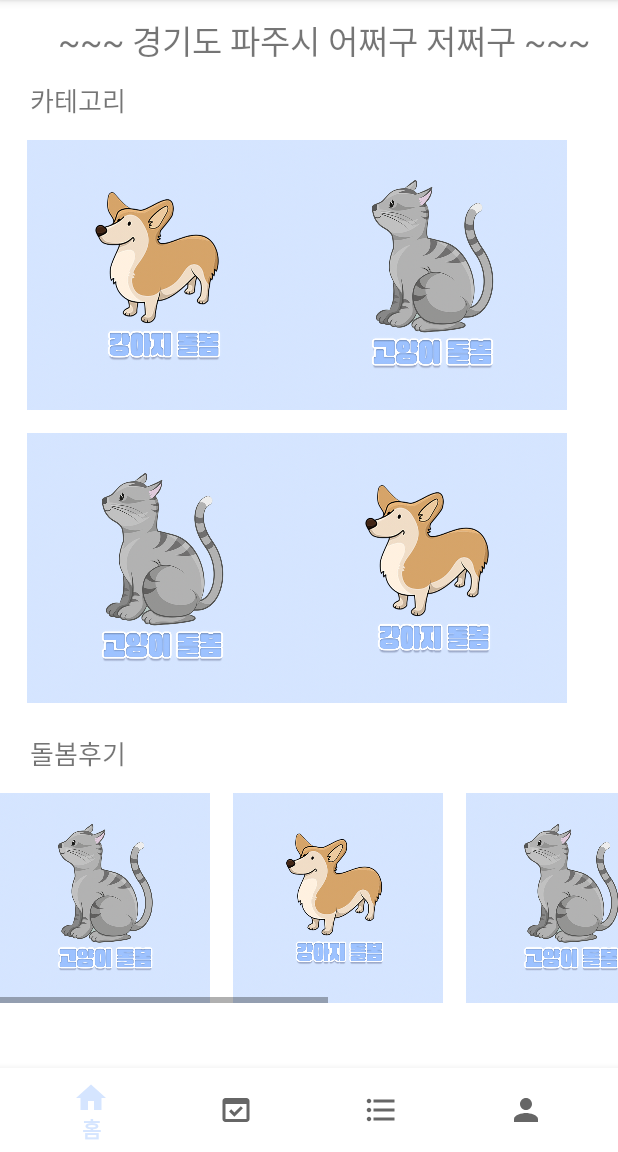
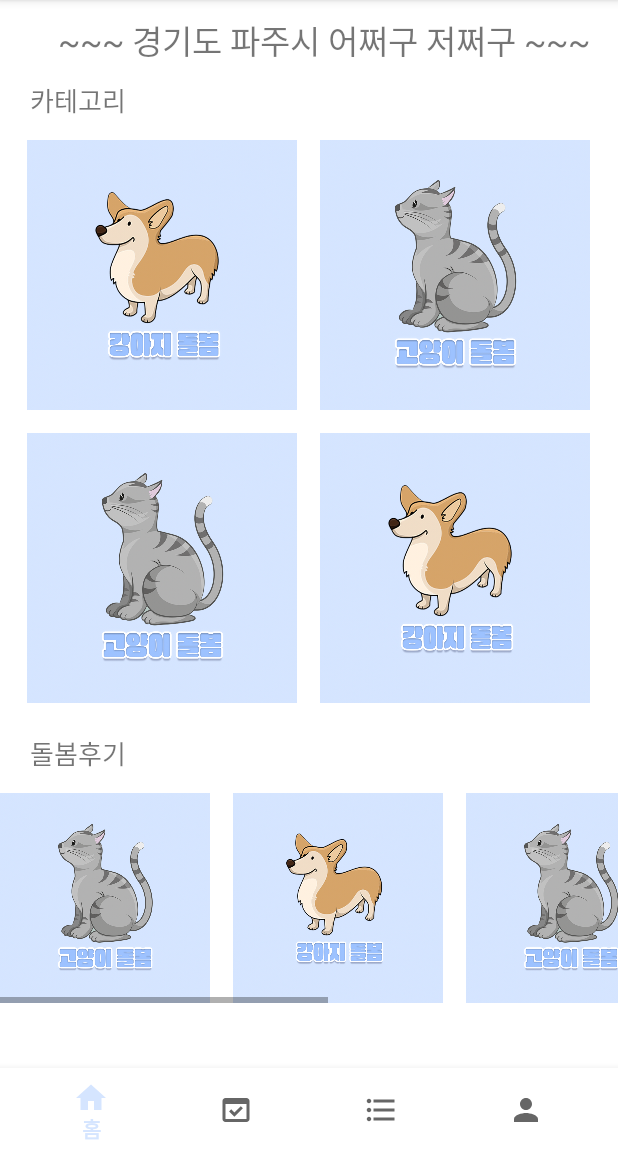
Before and after one commit to ehtjsv2/FitaPetService_Client_Personal_Version, an Android app: the fragment HomeFragment placed in its activity, on a phone screen of 412 x 824 dp, the part 84-1236 px from its top. Run offline under Robolectric (Android 15) with nearby library versions, the phone set to English and light mode, and no system bars.

Commit message:
homeFragment margin fix

```diff
--- a/app/src/main/java/com/example/fitapet/PetsitterList/DogServiceFragment.kt
+++ b/app/src/main/java/com/example/fitapet/PetsitterList/DogServiceFragment.kt
@@ -5,16 +5,19 @@ import androidx.fragment.app.Fragment
 import android.view.LayoutInflater
 import android.view.View
 import android.view.ViewGroup
+import androidx.recyclerview.widget.LinearLayoutManager
 import com.example.fitapet.R
 import com.example.fitapet.databinding.FragmentDogServiceBinding
 
 class DogServiceFragment : Fragment() {
     private lateinit var binding: FragmentDogServiceBinding
-    //private val petsitterAdapter = PetsitterAdapter()
+//    private val petsitterAdapter = PetsitterAdapter()
 
     override fun onViewCreated(view: View, savedInstanceState: Bundle?) {
         super.onViewCreated(view, savedInstanceState)
         val fragmentHomeBidning = FragmentDogServiceBinding.bind(view)
         binding = fragmentHomeBidning
+//        binding.itemRecyclerView.layoutManager = LinearLayoutManager(context)
+//        binding.itemRecyclerView.adapter = PetsitterAdapter
     }
 }
--- a/app/src/main/res/layout/dog_service_list.xml
+++ b/app/src/main/res/layout/dog_service_list.xml
@@ -80,7 +80,7 @@
         android:layout_height="wrap_content"
         android:fontFamily="monospace"
         android:lines="2"
-        android:text="helloword"
+        android:text="펫시터 한마디"
         android:layout_gravity="center"
         android:gravity="center"
         android:background="@color/light_gray"
--- a/app/src/main/res/layout/fragment_home.xml
+++ b/app/src/main/res/layout/fragment_home.xml
@@ -30,7 +30,7 @@
         android:orientation="horizontal"
         android:columnCount="2"
         android:layout_gravity="center"
-        android:gravity="center" >
+        android:gravity="center">
 
         <ImageButton
             android:id="@+id/dog_services"
@@ -48,7 +48,7 @@
             android:background="@drawable/solid_button"
             android:src="@drawable/cat_service"
             android:layout_marginBottom="15dp"
-            android:layout_marginRight="15dp"/>
+            android:layout_marginStart="15dp"/>
 
         <ImageButton
             android:id="@+id/together_services"
@@ -64,7 +64,8 @@
             android:layout_height="180dp"
             android:scaleType="fitXY"
             android:background="@drawable/solid_button"
-            android:src="@drawable/dog_service" />
+            android:src="@drawable/dog_service"
+            android:layout_marginStart="15dp"/>
 
     </GridLayout>
 
```
Also changed, not shown: app/src/main/java/com/example/fitapet/PetsitterList/PetsitterAdapter.kt (added, +51 -0 lines).
